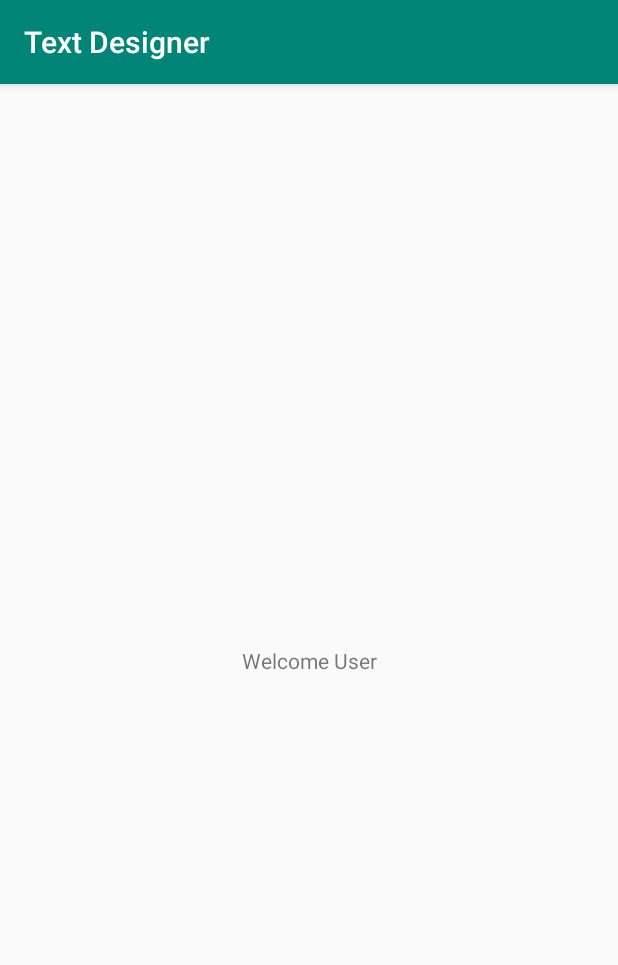
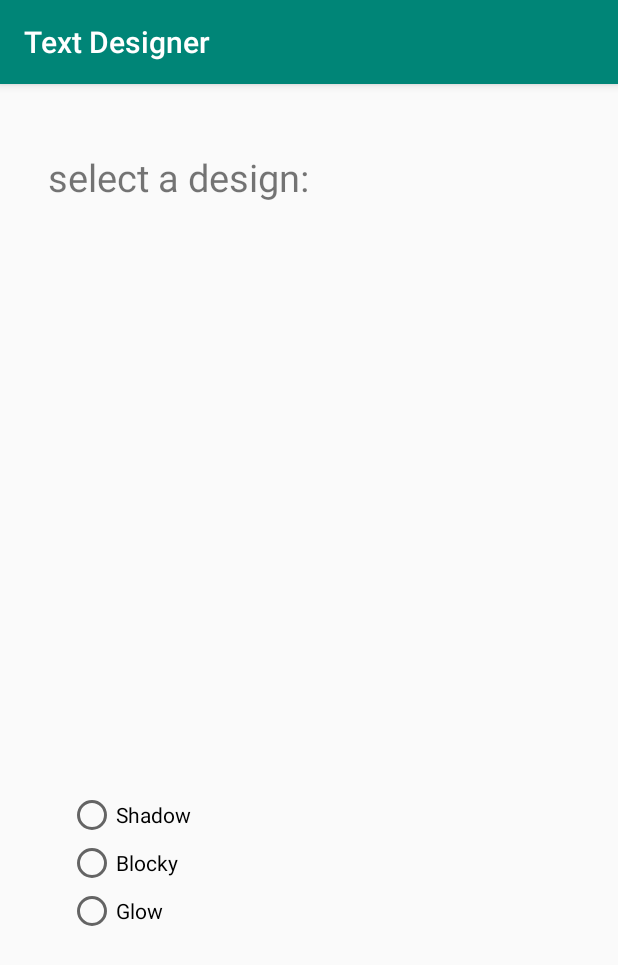
Before and after one commit to atiyehghm/text_designer, an Android app: the screen it shows after launch (MainActivity), on a phone screen of 412 x 824 dp. Shown: the top 965 px of the screen. Run offline under Robolectric (Android 15) with nearby library versions, the phone set to English and light mode, and no system bars.

Commit message:
changing the design of a textview

```diff
--- a/app/src/main/java/com/atiyeh/textdesigner/MainActivity.java
+++ b/app/src/main/java/com/atiyeh/textdesigner/MainActivity.java
@@ -3,6 +3,10 @@ package com.atiyeh.textdesigner;
 import androidx.appcompat.app.AppCompatActivity;
 
 import android.os.Bundle;
+import android.view.View;
+import android.widget.RadioButton;
+import android.widget.RadioGroup;
+import android.widget.TextView;
 
 public class MainActivity extends AppCompatActivity {
 
@@ -11,4 +15,34 @@ public class MainActivity extends AppCompatActivity {
         super.onCreate(savedInstanceState);
         setContentView(R.layout.activity_main);
     }
+
+    public void onRadioButtonClicked(View view) {
+
+        boolean checked = ((RadioButton) view).isChecked();
+        TextView shadow = findViewById(R.id.shadowsample);
+        shadow.setVisibility(View.INVISIBLE);
+        TextView blocky = findViewById(R.id.blockysample);
+        blocky.setVisibility(View.INVISIBLE);
+        TextView glow = findViewById(R.id.glowsample);
+        glow.setVisibility(View.INVISIBLE);
+        switch(view.getId()){
+            case R.id.shadowradio:
+                if(checked) {
+                shadow.setVisibility(View.VISIBLE);
+                }
+                break;
+            case R.id.blockyradio:
+                if(checked) {
+                    blocky.setVisibility(View.VISIBLE);
+                }
+                break;
+            case R.id.glowradio:
+                if(checked) {
+                    glow.setVisibility(View.VISIBLE);
+                }
+                break;
+
+
+        }
+    }
 }
--- a/app/src/main/res/layout/activity_main.xml
+++ b/app/src/main/res/layout/activity_main.xml
@@ -2,17 +2,119 @@
 <androidx.constraintlayout.widget.ConstraintLayout xmlns:android="http://schemas.android.com/apk/res/android"
     xmlns:app="http://schemas.android.com/apk/res-auto"
     xmlns:tools="http://schemas.android.com/tools"
+    android:id="@string/shadow"
     android:layout_width="match_parent"
     android:layout_height="match_parent"
     tools:context=".MainActivity">
 
     <TextView
+        android:id="@+id/message"
         android:layout_width="wrap_content"
         android:layout_height="wrap_content"
         android:text="@string/welcome_message"
+        android:textSize="25sp"
         app:layout_constraintBottom_toBottomOf="parent"
+        app:layout_constraintEnd_toEndOf="parent"
+        app:layout_constraintHorizontal_bias="0.135"
         app:layout_constraintLeft_toLeftOf="parent"
-        app:layout_constraintRight_toRightOf="parent"
-        app:layout_constraintTop_toTopOf="parent" />
+        app:layout_constraintStart_toStartOf="parent"
+        app:layout_constraintTop_toTopOf="parent"
+        app:layout_constraintVertical_bias="0.061" />
+
+    <TextView
+        android:id="@+id/shadowsample"
+        android:layout_width="327dp"
+        android:layout_height="215dp"
+        android:padding="10dp"
+        android:shadowColor="#7000"
+        android:shadowDx="12"
+        android:shadowDy="12"
+        android:shadowRadius="8"
+        android:text="@string/sample_text"
+        android:textSize="50sp"
+        android:textStyle="bold"
+        app:layout_constraintBottom_toBottomOf="parent"
+        app:layout_constraintEnd_toEndOf="parent"
+        app:layout_constraintStart_toStartOf="parent"
+        app:layout_constraintTop_toTopOf="parent"
+        app:layout_constraintVertical_bias="0.372"
+        android:visibility="invisible"/>
+
+    <TextView
+        android:id="@+id/blockysample"
+        android:layout_width="342dp"
+        android:layout_height="230dp"
+        android:padding="12dp"
+        android:shadowColor="@color/green"
+        android:shadowDx="4"
+        android:shadowDy="-4"
+        android:shadowRadius="1"
+        android:text="@string/sample_text"
+        android:textColor="@color/purple"
+        android:textSize="50sp"
+        android:textStyle="bold"
+        android:visibility="invisible"
+        app:layout_constraintBottom_toBottomOf="parent"
+        app:layout_constraintEnd_toEndOf="parent"
+        app:layout_constraintHorizontal_bias="0.492"
+        app:layout_constraintStart_toStartOf="parent"
+        app:layout_constraintTop_toTopOf="parent"
+        app:layout_constraintVertical_bias="0.383" />
+
+    <TextView
+        android:id="@+id/glowsample"
+        android:layout_width="355dp"
+        android:layout_height="194dp"
+        android:background="@android:color/black"
+        android:padding="12dp"
+        android:shadowColor="@color/yellow"
+        android:shadowDx="0"
+        android:shadowDy="0"
+        android:shadowRadius="24"
+        android:text="@string/sample_text"
+        android:textColor="@android:color/white"
+        android:textSize="50sp"
+        android:textStyle="bold"
+        android:visibility="invisible"
+        app:layout_constraintBottom_toBottomOf="parent"
+        app:layout_constraintEnd_toEndOf="parent"
+        app:layout_constraintStart_toStartOf="parent"
+        app:layout_constraintTop_toTopOf="parent"
+        app:layout_constraintVertical_bias="0.37" />
+
+    <RadioGroup
+        android:id="@+id/radioGroup"
+        android:layout_width="324dp"
+        android:layout_height="174dp"
+        app:layout_constraintBottom_toBottomOf="parent"
+        app:layout_constraintEnd_toEndOf="parent"
+        app:layout_constraintHorizontal_bias="0.517"
+        app:layout_constraintStart_toStartOf="parent"
+        app:layout_constraintTop_toBottomOf="@+id/message"
+        app:layout_constraintVertical_bias="0.762">
+
+        <RadioButton
+            android:id="@+id/shadowradio"
+            android:layout_width="112dp"
+            android:layout_height="32dp"
+            android:text="@string/shadow"
+            android:onClick="onRadioButtonClicked"/>
+
+        <RadioButton
+            android:id="@+id/blockyradio"
+            android:layout_width="112dp"
+            android:layout_height="32dp"
+            android:text="@string/blocky"
+            android:onClick="onRadioButtonClicked"/>
+
+        <RadioButton
+            android:id="@+id/glowradio"
+            android:layout_width="112dp"
+            android:layout_height="32dp"
+            android:text="@string/glow"
+            android:onClick="onRadioButtonClicked"/>
+
+    </RadioGroup>
+
 
 </androidx.constraintlayout.widget.ConstraintLayout>
--- a/app/src/main/res/values/colors.xml
+++ b/app/src/main/res/values/colors.xml
@@ -3,4 +3,7 @@
     <color name="colorPrimary">#008577</color>
     <color name="colorPrimaryDark">#00574B</color>
     <color name="colorAccent">#D81B60</color>
+    <color name="purple">#43094B</color>
+    <color name="green">#9CEC9E</color>
+    <color name="yellow">#FFEB3B</color>
 </resources>
--- a/app/src/main/res/values/strings.xml
+++ b/app/src/main/res/values/strings.xml
@@ -1,4 +1,8 @@
 <resources>
     <string name="app_name">Text Designer</string>
-    <string name="welcome_message">Welcome User</string>
+    <string name="welcome_message">select a design:</string>
+    <string name="sample_text"> This is your sample Text</string>
+    <string name="shadow"> Shadow </string>
+    <string name="blocky"> Blocky </string>
+    <string name="glow">Glow</string>
 </resources>
```
